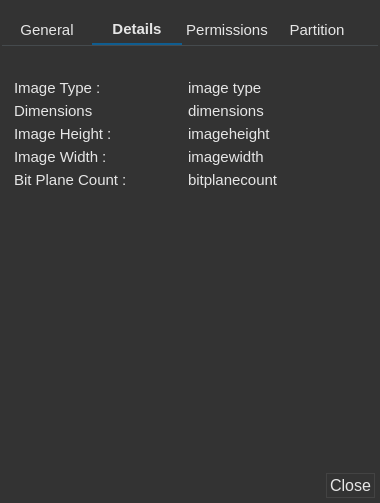
Qt form corefm/propertiesw.ui (rahmanshaber/corebox) before a commit.
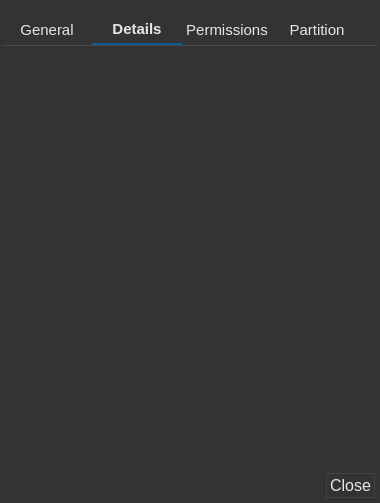
The same form after that commit. The open tabs and pages were chosen to show the change. Icons and pictures are not drawn.

Diff of the .ui file:
```diff
--- a/corefm/propertiesw.ui
+++ b/corefm/propertiesw.ui
@@ -433,171 +433,7 @@
         <number>2</number>
        </property>
        <item>
-        <widget class="QFrame" name="qtdetails">
-         <property name="font">
-          <font>
-           <pointsize>12</pointsize>
-          </font>
-         </property>
-         <layout class="QGridLayout" name="gridLayout_4">
-          <property name="leftMargin">
-           <number>2</number>
-          </property>
-          <property name="topMargin">
-           <number>8</number>
-          </property>
-          <property name="bottomMargin">
-           <number>2</number>
-          </property>
-          <property name="horizontalSpacing">
-           <number>2</number>
-          </property>
-          <property name="verticalSpacing">
-           <number>5</number>
-          </property>
-          <item row="0" column="0">
-           <widget class="QLabel" name="label_15">
-            <property name="font">
-             <font>
-              <pointsize>11</pointsize>
-              <weight>50</weight>
-              <bold>false</bold>
-             </font>
-            </property>
-            <property name="text">
-             <string>Image Type :</string>
-            </property>
-           </widget>
-          </item>
-          <item row="0" column="1">
-           <widget class="QLabel" name="imagetype">
-            <property name="font">
-             <font>
-              <pointsize>11</pointsize>
-             </font>
-            </property>
-            <property name="text">
-             <string>image type</string>
-            </property>
-           </widget>
-          </item>
-          <item row="1" column="0">
-           <widget class="QLabel" name="label_17">
-            <property name="font">
-             <font>
-              <pointsize>11</pointsize>
-             </font>
-            </property>
-            <property name="text">
-             <string>Dimensions</string>
-            </property>
-           </widget>
-          </item>
-          <item row="1" column="1">
-           <widget class="QLabel" name="dimensions">
-            <property name="font">
-             <font>
-              <pointsize>11</pointsize>
-             </font>
-            </property>
-            <property name="text">
-             <string>dimensions</string>
-            </property>
-           </widget>
-          </item>
-          <item row="2" column="0">
-           <widget class="QLabel" name="label_18">
-            <property name="font">
-             <font>
-              <pointsize>11</pointsize>
-             </font>
-            </property>
-            <property name="text">
-             <string>Image Height :</string>
-            </property>
-           </widget>
-          </item>
-          <item row="2" column="1">
-           <widget class="QLabel" name="imageheight">
-            <property name="font">
-             <font>
-              <pointsize>11</pointsize>
-             </font>
-            </property>
-            <property name="text">
-             <string>imageheight </string>
-            </property>
-           </widget>
-          </item>
-          <item row="3" column="0">
-           <widget class="QLabel" name="label_19">
-            <property name="font">
-             <font>
-              <pointsize>11</pointsize>
-             </font>
-            </property>
-            <property name="text">
-             <string>Image Width :</string>
-            </property>
-           </widget>
-          </item>
-          <item row="3" column="1">
-           <widget class="QLabel" name="imagewidth">
-            <property name="font">
-             <font>
-              <pointsize>11</pointsize>
-             </font>
-            </property>
-            <property name="text">
-             <string>imagewidth</string>
-            </property>
-           </widget>
-          </item>
-          <item row="4" column="0">
-           <widget class="QLabel" name="label_20">
-            <property name="font">
-             <font>
-              <pointsize>11</pointsize>
-             </font>
-            </property>
-            <property name="text">
-             <string>Bit Plane Count :</string>
-            </property>
-           </widget>
-          </item>
-          <item row="4" column="1">
-           <widget class="QLabel" name="bitplanecount">
-            <property name="font">
-             <font>
-              <pointsize>11</pointsize>
-             </font>
-            </property>
-            <property name="text">
-             <string>bitplanecount</string>
-            </property>
-           </widget>
-          </item>
-         </layout>
-        </widget>
-       </item>
-       <item>
-        <widget class="QTextBrowser" name="tdetail">
-         <property name="autoFormatting">
-          <set>QTextEdit::AutoAll</set>
-         </property>
-         <property name="lineWrapMode">
-          <enum>QTextEdit::WidgetWidth</enum>
-         </property>
-         <property name="lineWrapColumnOrWidth">
-          <number>356</number>
-         </property>
-         <property name="textInteractionFlags">
-          <set>Qt::NoTextInteraction</set>
-         </property>
-         <property name="openLinks">
-          <bool>false</bool>
-         </property>
-        </widget>
+        <widget class="QListView" name="detail"/>
        </item>
       </layout>
      </widget>
```
Left out of the diff: 2 changed lines with no effect on the pictures.
